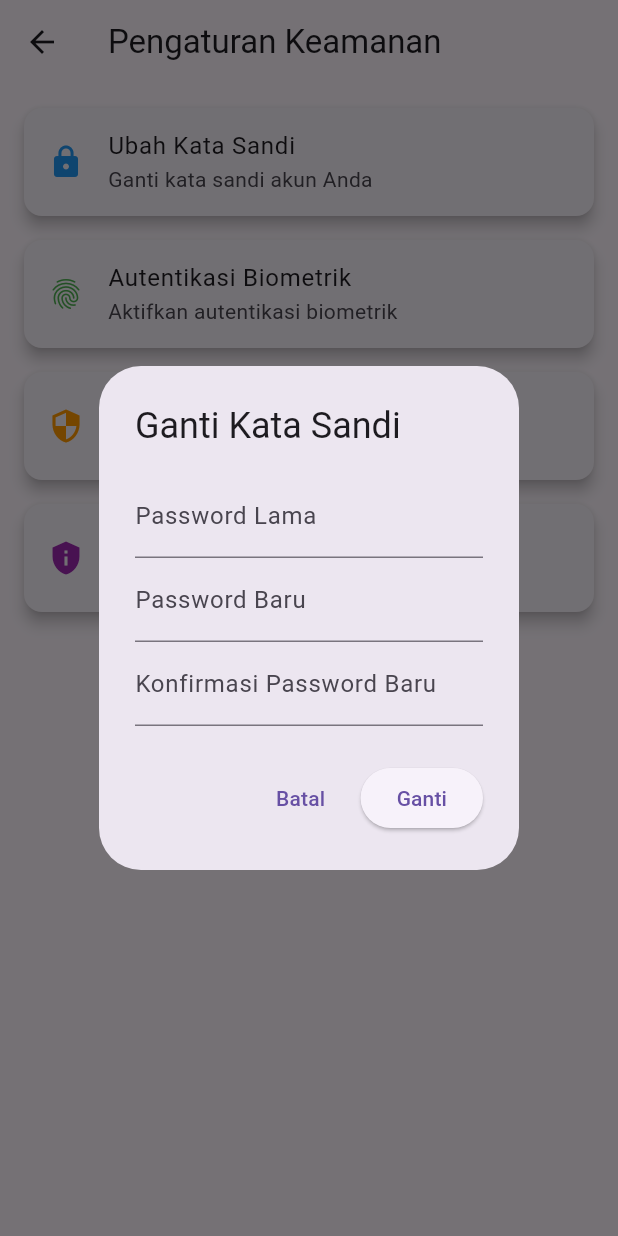
After one commit to Asyrof12/crud_flutter, a Flutter app: the KeamananPage screen opened directly, after a tap on "Ubah Kata Sandi", on a phone screen of 412 x 824 dp. The commit adds this screen. Run offline on Flutter 3.47's test engine with Material 3 defaults, Android fonts, the phone set to English and light mode, and no system bars; our stand-ins replace flutter_dotenv, shared_preferences; accounts and stored records are empty.

Commit message:
feat : menu keamanan

```diff
--- /dev/null
+++ b/lib/menu_setting/keamanan.dart
@@ -0,0 +1,165 @@
+import 'package:flutter/material.dart';
+
+class KeamananPage extends StatelessWidget {
+  const KeamananPage({super.key});
+
+  @override
+  Widget build(BuildContext context) {
+    return Scaffold(
+      appBar: AppBar(
+        leading: IconButton(
+          icon: const Icon(Icons.arrow_back),
+          onPressed: () => Navigator.of(context).pop(),
+        ),
+        title: const Text("Pengaturan Keamanan"),
+      ),
+      body: ListView(
+        padding: const EdgeInsets.all(16),
+        children: [
+          Card(
+            elevation: 4,
+            margin: const EdgeInsets.only(bottom: 16),
+            child: ListTile(
+              leading: const Icon(Icons.lock, color: Colors.blue),
+              title: const Text('Ubah Kata Sandi'),
+              subtitle: const Text('Ganti kata sandi akun Anda'),
+              onTap: () {
+                // Aksi ketika menu Ubah Kata Sandi ditekan
+                showDialog(
+                  context: context,
+                  builder: (context) {
+                    final oldPasswordController = TextEditingController();
+                    final newPasswordController = TextEditingController();
+                    final confirmPasswordController = TextEditingController();
+
+                    return AlertDialog(
+                      title: const Text('Ganti Kata Sandi'),
+                      content: SingleChildScrollView(
+                        child: Column(
+                          children: [
+                            TextField(
+                              controller: oldPasswordController,
+                              obscureText: true,
+                              decoration: const InputDecoration(
+                                labelText: 'Password Lama',
+                              ),
+                            ),
+                            TextField(
+                              controller: newPasswordController,
+                              obscureText: true,
+                              decoration: const InputDecoration(
+                                labelText: 'Password Baru',
+                              ),
+                            ),
+                            TextField(
+                              controller: confirmPasswordController,
+                              obscureText: true,
+                              decoration: const InputDecoration(
+                                labelText: 'Konfirmasi Password Baru',
+                              ),
+                            ),
+                          ],
+                        ),
+                      ),
+                      actions: [
+                        TextButton(
+                          onPressed: () {
+                            Navigator.pop(context); // tutup dialog
+                          },
+                          child: const Text('Batal'),
+                        ),
+                        ElevatedButton(
+                          onPressed: () {
+                            // validasi sederhana dulu
+                            if (newPasswordController.text !=
+                                confirmPasswordController.text) {
+                              ScaffoldMessenger.of(context).showSnackBar(
+                                const SnackBar(
+                                    content:
+                                        Text('Password baru tidak cocok!')),
+                              );
+                            } else {
+                              // nanti nanti bisa sambung ke API
+                              ScaffoldMessenger.of(context).showSnackBar(
+                                const SnackBar(
+                                    content: Text(
+                                        'Password berhasil diganti (dummy)')),
+                              );
+                              Navigator.pop(context);
+                            }
+                          },
+                          child: const Text('Ganti'),
+                        ),
+                      ],
+                    );
+                  },
+                );
+              },
+            ),
+          ),
+          Card(
+            elevation: 4,
+            margin: const EdgeInsets.only(bottom: 16),
+            child: ListTile(
+              leading: const Icon(Icons.fingerprint, color: Colors.green),
+              title: const Text('Autentikasi Biometrik'),
+              subtitle: const Text('Aktifkan autentikasi biometrik'),
+              onTap: () {
+                // Aksi ketika menu Autentikasi Biometrik ditekan
+                showDialog(
+                  context: context,
+                  builder: (context) => AlertDialog(
+                    title: const Text('Autentikasi Biometrik'),
+                    content: const Text(
+                        'Aktifkan autentikasi biometrik pada akun Anda?'),
+                    actions: [
+                      TextButton(
+                        onPressed: () => Navigator.pop(context),
+                        child: const Text('Batal'),
+                      ),
+                      ElevatedButton(
+                        onPressed: () {
+                          Navigator.pop(context);
+                          // update status biometrik dummy
+                          ScaffoldMessenger.of(context).showSnackBar(
+                            const SnackBar(
+                                content: Text('Biometrik diaktifkan (dummy)')),
+                          );
+                        },
+                        child: const Text('Ya'),
+                      ),
+                    ],
+                  ),
+                );
+              },
+            ),
+          ),
+          Card(
+            elevation: 4,
+            margin: const EdgeInsets.only(bottom: 16),
+            child: ListTile(
+              leading: const Icon(Icons.security, color: Colors.orange),
+              title: const Text('Keamanan Akun'),
+              subtitle: const Text('Pengaturan keamanan akun Anda'),
+              onTap: () {
+                // Aksi ketika menu Keamanan Akun ditekan
+              },
+            ),
+          ),
+          Card(
+            elevation: 4,
+            margin: const EdgeInsets.only(bottom: 16),
+            child: ListTile(
+              leading: const Icon(Icons.privacy_tip, color: Colors.purple),
+              title: const Text('Privasi'),
+              subtitle: const Text('Pengaturan privasi aplikasi'),
+              onTap: () {
+                // Aksi ketika menu Privasi ditekan
+              },
+            ),
+          ),
+        ],
+      ),
+    );
+  }
+}
```
Also changed, not shown: lib/settings/setting_page.dart (+50 -3 lines), pubspec.lock.
